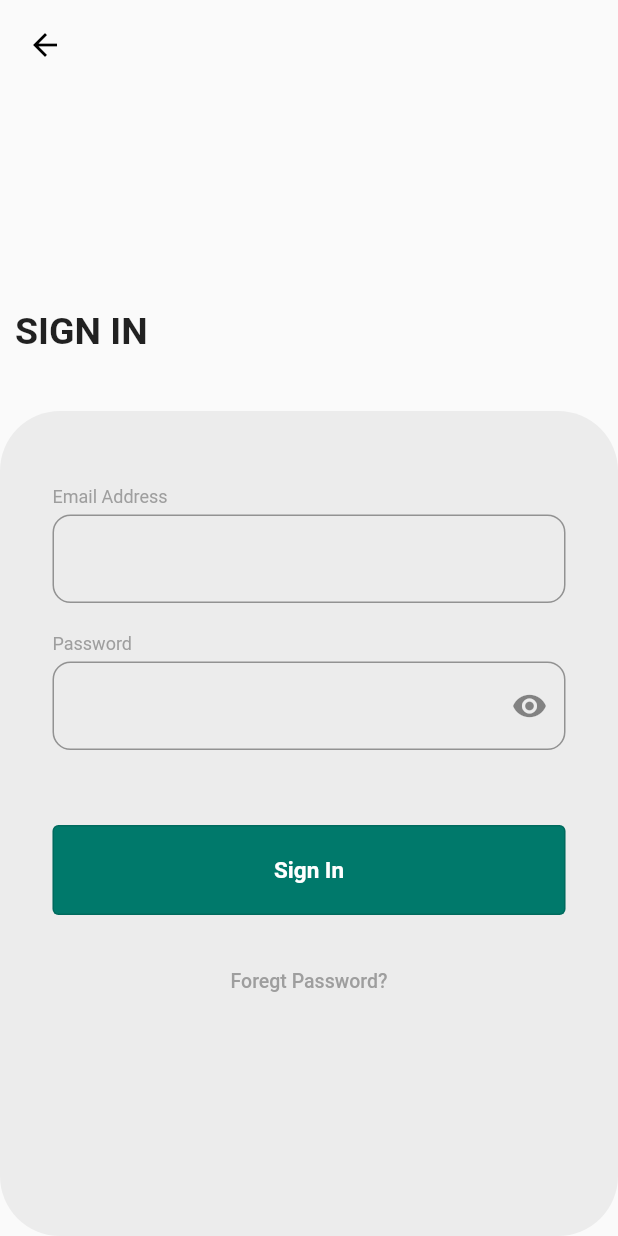
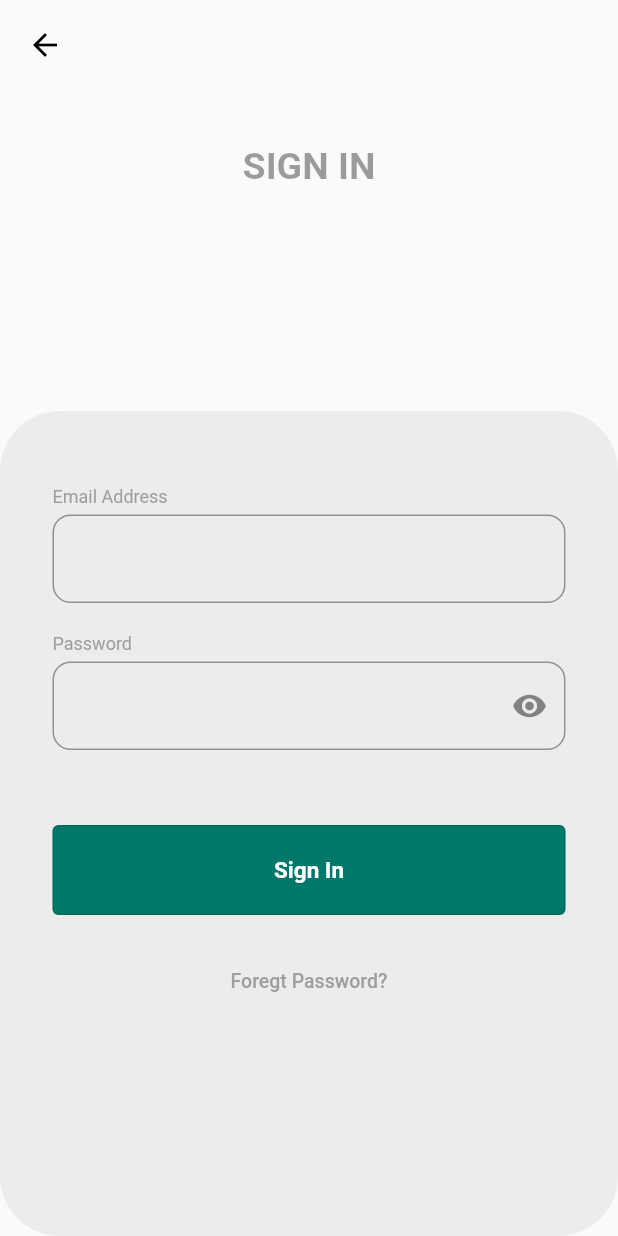
Before and after one commit to liemcn6/Flutter, a Flutter app: the screen it shows after launch, after a tap on "SKIP", after a tap on "Get Started", after a tap on "Sign In", on a phone screen of 412 x 824 dp. Run offline on Flutter 3.47's test engine with Material 2 defaults, Android fonts, the phone set to English and light mode, and no system bars; our stand-ins replace shared_preferences, smooth_page_indicator.

Commit message:
display Sigin title

```diff
--- a/lib/modules/signinpage.dart
+++ b/lib/modules/signinpage.dart
@@ -27,11 +27,13 @@ class _SignInState extends State<SignIn>{
         //color: Colors.red,
         width: double.infinity,
         height: 400,
-        padding: const EdgeInsets.only(top: 150, left: 10),
+        //padding: const EdgeInsets.only(top: 20, left: 10),
+        margin: const EdgeInsets.only(top: 40),
         child: const Text('SIGN IN', style: TextStyle(
           fontWeight: FontWeight.bold,
           fontSize: 25,
-        ),),
+          color: Colors.black38
+        ),textAlign: TextAlign.center,),
       ),
 
 
```
